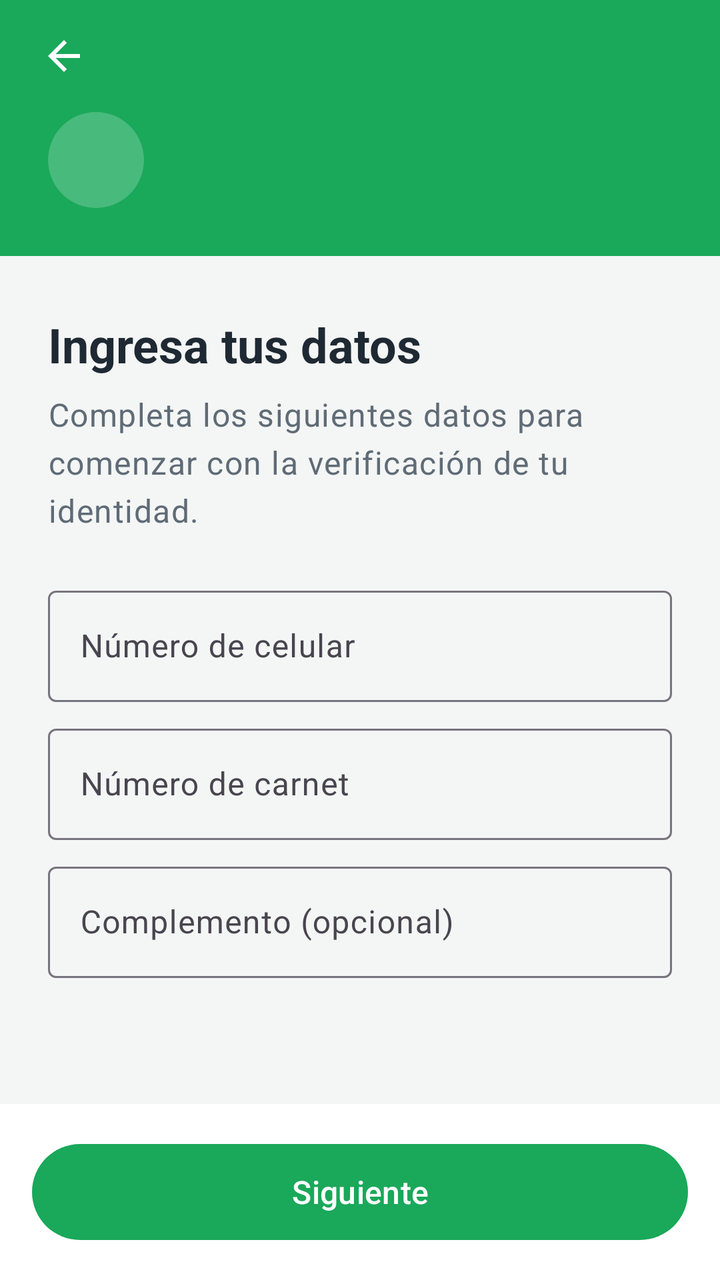
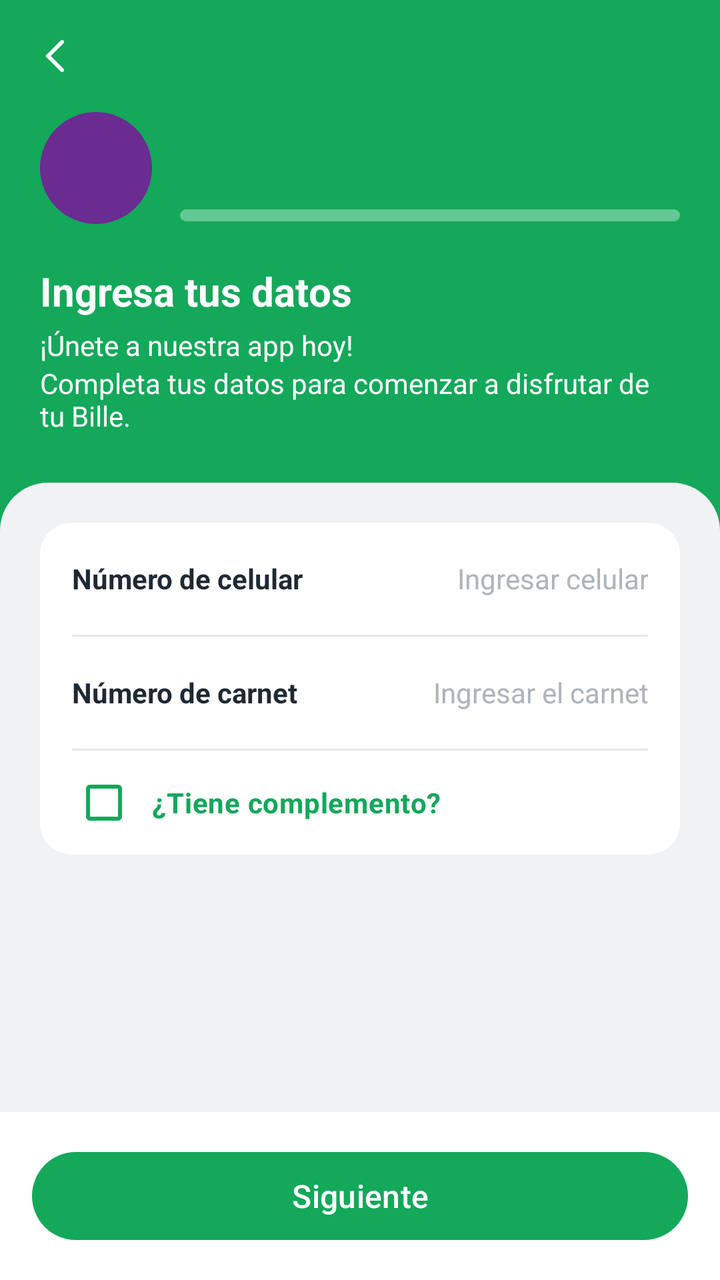

Before-and-after screenshots of an Android layout around one commit, followed by the original layout XML and the change that was made.
<!-- AndroidManifest.xml: application theme Theme.AppBNB -->
<!-- res/layout/fragment_information.xml -->
<?xml version="1.0" encoding="utf-8"?>
<LinearLayout xmlns:android="http://schemas.android.com/apk/res/android"
    xmlns:app="http://schemas.android.com/apk/res-auto"
    android:layout_width="match_parent"
    android:layout_height="match_parent"
    android:background="@color/background"
    android:orientation="vertical">

    <include
        android:id="@+id/header"
        layout="@layout/view_step_header" />

    <com.google.android.material.progressindicator.LinearProgressIndicator
        android:id="@+id/progress"
        android:layout_width="match_parent"
        android:layout_height="wrap_content"
        android:indeterminate="true"
        android:visibility="invisible" />

    <ScrollView
        android:layout_width="match_parent"
        android:layout_height="0dp"
        android:layout_weight="1"
        android:fillViewport="true">

        <LinearLayout
            android:layout_width="match_parent"
            android:layout_height="wrap_content"
            android:orientation="vertical"
            android:padding="24dp">

            <TextView
                android:layout_width="match_parent"
                android:layout_height="wrap_content"
                android:text="@string/information_title"
                android:textAppearance="@style/TextAppearance.AppBNB.Headline" />

            <TextView
                android:layout_width="match_parent"
                android:layout_height="wrap_content"
                android:layout_marginTop="8dp"
                android:layout_marginBottom="24dp"
                android:text="@string/information_subtitle"
                android:textAppearance="@style/TextAppearance.AppBNB.Body" />

            <com.google.android.material.textfield.TextInputLayout
                android:id="@+id/phoneLayout"
                style="@style/Widget.Material3.TextInputLayout.OutlinedBox"
                android:layout_width="match_parent"
                android:layout_height="wrap_content"
                android:hint="@string/hint_phone">

                <com.google.android.material.textfield.TextInputEditText
                    android:id="@+id/phoneInput"
                    android:layout_width="match_parent"
                    android:layout_height="wrap_content"
                    android:imeOptions="actionNext"
                    android:inputType="number" />
            </com.google.android.material.textfield.TextInputLayout>

            <com.google.android.material.textfield.TextInputLayout
                android:id="@+id/identityCardLayout"
                style="@style/Widget.Material3.TextInputLayout.OutlinedBox"
                android:layout_width="match_parent"
                android:layout_height="wrap_content"
                android:layout_marginTop="8dp"
                android:hint="@string/hint_identity_card">

                <com.google.android.material.textfield.TextInputEditText
                    android:id="@+id/identityCardInput"
                    android:layout_width="match_parent"
                    android:layout_height="wrap_content"
                    android:imeOptions="actionNext"
                    android:inputType="number" />
            </com.google.android.material.textfield.TextInputLayout>

            <com.google.android.material.textfield.TextInputLayout
                android:id="@+id/complementLayout"
                style="@style/Widget.Material3.TextInputLayout.OutlinedBox"
                android:layout_width="match_parent"
                android:layout_height="wrap_content"
                android:layout_marginTop="8dp"
                android:hint="@string/hint_complement">

                <com.google.android.material.textfield.TextInputEditText
                    android:id="@+id/complementInput"
                    android:layout_width="match_parent"
                    android:layout_height="wrap_content"
                    android:imeOptions="actionDone"
                    android:inputType="textCapCharacters|textNoSuggestions" />
            </com.google.android.material.textfield.TextInputLayout>
        </LinearLayout>
    </ScrollView>

    <FrameLayout
        android:id="@+id/bottomBar"
        android:layout_width="match_parent"
        android:layout_height="wrap_content"
        android:background="@color/surface"
        android:padding="16dp">

        <Button
            android:id="@+id/nextButton"
            style="@style/Widget.AppBNB.PrimaryButton"
            android:text="@string/action_next" />
    </FrameLayout>
</LinearLayout>
<!-- res/layout/view_step_header.xml (included above) -->
<?xml version="1.0" encoding="utf-8"?>
<LinearLayout xmlns:android="http://schemas.android.com/apk/res/android"
    xmlns:app="http://schemas.android.com/apk/res-auto"
    android:layout_width="match_parent"
    android:layout_height="wrap_content"
    android:background="@color/brand_green"
    android:orientation="vertical"
    android:paddingHorizontal="8dp"
    android:paddingTop="4dp"
    android:paddingBottom="24dp">

    <ImageButton
        android:id="@+id/backButton"
        android:layout_width="48dp"
        android:layout_height="48dp"
        android:background="?attr/selectableItemBackgroundBorderless"
        android:contentDescription="@string/action_back"
        android:src="@drawable/ic_arrow_back"
        app:tint="@color/on_brand" />

    <LinearLayout
        android:layout_width="match_parent"
        android:layout_height="wrap_content"
        android:gravity="center_vertical"
        android:orientation="horizontal"
        android:paddingHorizontal="16dp"
        android:paddingTop="4dp">

        <ImageView
            android:id="@+id/stepIcon"
            android:layout_width="48dp"
            android:layout_height="48dp"
            android:background="@drawable/bg_circle_translucent"
            android:importantForAccessibility="no"
            android:padding="12dp"
            app:tint="@color/on_brand" />

        <LinearLayout
            android:layout_width="0dp"
            android:layout_height="wrap_content"
            android:layout_marginStart="16dp"
            android:layout_weight="1"
            android:orientation="vertical">

            <TextView
                android:id="@+id/stepLabel"
                android:layout_width="wrap_content"
                android:layout_height="wrap_content"
                android:alpha="0.85"
                android:letterSpacing="0.08"
                android:textColor="@color/on_brand"
                android:textSize="12sp"
                android:textStyle="bold" />

            <TextView
                android:id="@+id/stepTitle"
                android:layout_width="wrap_content"
                android:layout_height="wrap_content"
                android:textColor="@color/on_brand"
                android:textSize="22sp"
                android:textStyle="bold" />
        </LinearLayout>
    </LinearLayout>
</LinearLayout>
<!-- resources referenced by this layout -->
<resources>
  <color name="background">#F4F6F5</color>
  <color name="brand_green">#1AA85A</color>
  <!-- drawable bg_circle_translucent (drawable) -->
  <?xml version="1.0" encoding="utf-8"?>
  <shape xmlns:android="http://schemas.android.com/apk/res/android"
      android:shape="oval">
      <solid android:color="#33FFFFFF" />
  </shape>
  <!-- drawable ic_arrow_back (drawable) -->
  <?xml version="1.0" encoding="utf-8"?>
  <vector xmlns:android="http://schemas.android.com/apk/res/android"
      android:width="24dp"
      android:height="24dp"
      android:autoMirrored="true"
      android:viewportWidth="24"
      android:viewportHeight="24">
      <path
          android:fillColor="#FFFFFFFF"
          android:pathData="M20,11H7.83l5.59,-5.59L12,4l-8,8 8,8 1.41,-1.41L7.83,13H20v-2z" />
  </vector>
  <string name="hint_complement">Complemento (opcional)</string>
  <string name="hint_identity_card">Número de carnet</string>
  <string name="hint_phone">Número de celular</string>
  <string name="information_subtitle">Completa los siguientes datos para comenzar con la verificación de tu identidad.</string>
  <style name="TextAppearance.AppBNB.Body" parent="TextAppearance.Material3.BodyLarge">
          <item name="android:textColor">@color/text_secondary</item>
      </style>
  <style name="TextAppearance.AppBNB.Headline" parent="TextAppearance.Material3.HeadlineSmall">
          <item name="android:textColor">@color/text_primary</item>
          <item name="android:textStyle">bold</item>
      </style>
  <style name="Widget.AppBNB.PrimaryButton" parent="Widget.Material3.Button">
          <item name="android:layout_width">match_parent</item>
          <item name="android:layout_height">56dp</item>
          <item name="android:textSize">16sp</item>
          <item name="android:textAllCaps">false</item>
      </style>
  <style name="Theme.AppBNB" parent="Theme.Material3.Light.NoActionBar">
          <item name="colorPrimary">@color/brand_green</item>
          <item name="colorOnPrimary">@color/on_brand</item>
          <item name="colorPrimaryContainer">@color/brand_green_light</item>
          <item name="colorOnPrimaryContainer">@color/brand_green_dark</item>
          <item name="android:colorBackground">@color/background</item>
          <item name="colorSurface">@color/surface</item>
          <item name="android:windowBackground">@color/background</item>
          <item name="android:statusBarColor">@android:color/transparent</item>
          <item name="android:navigationBarColor">@android:color/transparent</item>
          <item name="bottomSheetDialogTheme">@style/ThemeOverlay.AppBNB.BottomSheet</item>
      </style>
  <color name="brand_green_dark">#0F7A41</color>
  <!-- unchanged entries left out for length: 9 -->
</resources>

<!-- the commit's change to res/layout/fragment_information.xml (unified diff, before → after) -->
@@ -3,94 +3,184 @@
     xmlns:app="http://schemas.android.com/apk/res-auto"
     android:layout_width="match_parent"
     android:layout_height="match_parent"
-    android:background="@color/background"
+    android:background="@color/brand_green"
     android:orientation="vertical">
 
     <include
         android:id="@+id/header"
         layout="@layout/view_step_header" />
 
-    <com.google.android.material.progressindicator.LinearProgressIndicator
-        android:id="@+id/progress"
+    
+    <LinearLayout
         android:layout_width="match_parent"
         android:layout_height="wrap_content"
-        android:indeterminate="true"
-        android:visibility="invisible" />
-
-    <ScrollView
+        android:orientation="vertical"
+        android:paddingHorizontal="20dp"
+        android:paddingBottom="24dp">
+
+        <TextView
+            android:layout_width="match_parent"
+            android:layout_height="wrap_content"
+            android:text="@string/information_title"
+            android:textColor="@color/on_brand"
+            android:textSize="20sp"
+            android:textStyle="bold" />
+
+        <TextView
+            android:layout_width="match_parent"
+            android:layout_height="wrap_content"
+            android:layout_marginTop="4dp"
+            android:text="@string/information_subtitle_1"
+            android:textColor="@color/on_brand"
+            android:textSize="14sp" />
+
+        <TextView
+            android:layout_width="match_parent"
+            android:layout_height="wrap_content"
+            android:text="@string/information_subtitle_2"
+            android:textColor="@color/on_brand"
+            android:textSize="14sp" />
+    </LinearLayout>
+
+    
+    <FrameLayout
         android:layout_width="match_parent"
         android:layout_height="0dp"
         android:layout_weight="1"
-        android:fillViewport="true">
-
-        <LinearLayout
-            android:layout_width="match_parent"
-            android:layout_height="wrap_content"
-            android:orientation="vertical"
-            android:padding="24dp">
-
-            <TextView
+        android:background="@drawable/bg_sheet_gray">
+
+        <ScrollView
+            android:layout_width="match_parent"
+            android:layout_height="match_parent"
+            android:fillViewport="true">
+
+            <LinearLayout
                 android:layout_width="match_parent"
                 android:layout_height="wrap_content"
-                android:text="@string/information_title"
-                android:textAppearance="@style/TextAppearance.AppBNB.Headline" />
-
-            <TextView
-                android:layout_width="match_parent"
-                android:layout_height="wrap_content"
-                android:layout_marginTop="8dp"
-                android:layout_marginBottom="24dp"
-                android:text="@string/information_subtitle"
-                android:textAppearance="@style/TextAppearance.AppBNB.Body" />
-
-            <com.google.android.material.textfield.TextInputLayout
-                android:id="@+id/phoneLayout"
-                style="@style/Widget.Material3.TextInputLayout.OutlinedBox"
-                android:layout_width="match_parent"
-                android:layout_height="wrap_content"
-                android:hint="@string/hint_phone">
-
-                <com.google.android.material.textfield.TextInputEditText
-                    android:id="@+id/phoneInput"
+                android:orientation="vertical"
+                android:padding="20dp">
+
+                <LinearLayout
                     android:layout_width="match_parent"
                     android:layout_height="wrap_content"
-                    android:imeOptions="actionNext"
-                    android:inputType="number" />
-            </com.google.android.material.textfield.TextInputLayout>
-
-            <com.google.android.material.textfield.TextInputLayout
-                android:id="@+id/identityCardLayout"
-                style="@style/Widget.Material3.TextInputLayout.OutlinedBox"
-                android:layout_width="match_parent"
-                android:layout_height="wrap_content"
-                android:layout_marginTop="8dp"
-                android:hint="@string/hint_identity_card">
-
-                <com.google.android.material.textfield.TextInputEditText
-                    android:id="@+id/identityCardInput"
-                    android:layout_width="match_parent"
-                    android:layout_height="wrap_content"
-                    android:imeOptions="actionNext"
-                    android:inputType="number" />
-            </com.google.android.material.textfield.TextInputLayout>
-
-            <com.google.android.material.textfield.TextInputLayout
-                android:id="@+id/complementLayout"
-                style="@style/Widget.Material3.TextInputLayout.OutlinedBox"
-                android:layout_width="match_parent"
-                android:layout_height="wrap_content"
-                android:layout_marginTop="8dp"
-                android:hint="@string/hint_complement">
-
-                <com.google.android.material.textfield.TextInputEditText
-                    android:id="@+id/complementInput"
-                    android:layout_width="match_parent"
-                    android:layout_height="wrap_content"
-                    android:imeOptions="actionDone"
-                    android:inputType="textCapCharacters|textNoSuggestions" />
-            </com.google.android.material.textfield.TextInputLayout>
-        </LinearLayout>
-    </ScrollView>
+                    android:background="@drawable/bg_card_white"
+                    android:orientation="vertical"
+                    android:paddingHorizontal="16dp">
+
+                    
+                    <LinearLayout
+                        android:layout_width="match_parent"
+                        android:layout_height="wrap_content"
+                        android:gravity="center_vertical"
+                        android:orientation="horizontal">
+
+                        <TextView
+                            style="@style/Widget.AppBNB.FormLabel"
+                            android:labelFor="@+id/phoneInput"
+                            android:text="@string/label_phone" />
+
+                        <EditText
+                            android:id="@+id/phoneInput"
+                            style="@style/Widget.AppBNB.FormInput"
+                            android:autofillHints="phoneNational"
+                            android:hint="@string/hint_phone"
+                            android:imeOptions="actionNext"
+                            android:importantForAutofill="no"
+                            android:inputType="number" />
+                    </LinearLayout>
+
+                    <TextView
+                        android:id="@+id/phoneError"
+                        style="@style/Widget.AppBNB.FormError" />
+
+                    <View style="@style/Widget.AppBNB.Divider" />
+
+                    
+                    <LinearLayout
+                        android:layout_width="match_parent"
+                        android:layout_height="wrap_content"
+                        android:gravity="center_vertical"
+                        android:orientation="horizontal">
+
+                        <TextView
+                            style="@style/Widget.AppBNB.FormLabel"
+                            android:labelFor="@+id/identityCardInput"
+                            android:text="@string/label_identity_card" />
+
+                        <EditText
+                            android:id="@+id/identityCardInput"
+                            style="@style/Widget.AppBNB.FormInput"
+                            android:hint="@string/hint_identity_card"
+                            android:imeOptions="actionDone"
+                            android:importantForAutofill="no"
+                            android:inputType="number" />
+                    </LinearLayout>
+
+                    <TextView
+                        android:id="@+id/identityCardError"
+                        style="@style/Widget.AppBNB.FormError" />
+
+                    <View style="@style/Widget.AppBNB.Divider" />
+
+                    
+                    <CheckBox
+                        android:id="@+id/hasComplementCheck"
+                        android:layout_width="match_parent"
+                        android:layout_height="wrap_content"
+                        android:minHeight="52dp"
+                        android:paddingStart="8dp"
+                        android:text="@string/label_has_complement"
+                        android:textColor="@color/brand_green"
+                        android:textSize="14sp"
+                        android:textStyle="bold"
+                        app:buttonTint="@color/brand_green" />
+
+                    
+                    <LinearLayout
+                        android:id="@+id/complementGroup"
+                        android:layout_width="match_parent"
+                        android:layout_height="wrap_content"
+                        android:orientation="vertical"
+                        android:visibility="gone">
+
+                        <View style="@style/Widget.AppBNB.Divider" />
+
+                        <LinearLayout
+                            android:layout_width="match_parent"
+                            android:layout_height="wrap_content"
+                            android:gravity="center_vertical"
+                            android:orientation="horizontal">
+
+                            <TextView
+                                style="@style/Widget.AppBNB.FormLabel"
+                                android:labelFor="@+id/complementInput"
+                                android:text="@string/label_complement" />
+
+                            <EditText
+                                android:id="@+id/complementInput"
+                                style="@style/Widget.AppBNB.FormInput"
+                                android:hint="@string/hint_complement"
+                                android:imeOptions="actionDone"
+                                android:importantForAutofill="no"
+                                android:inputType="textCapCharacters|textNoSuggestions" />
+                        </LinearLayout>
+
+                        <TextView
+                            android:id="@+id/complementError"
+                            style="@style/Widget.AppBNB.FormError" />
+                    </LinearLayout>
+                </LinearLayout>
+            </LinearLayout>
+        </ScrollView>
+
+        <com.google.android.material.progressindicator.LinearProgressIndicator
+            android:id="@+id/progress"
+            android:layout_width="match_parent"
+            android:layout_height="wrap_content"
+            android:layout_gravity="top"
+            android:indeterminate="true"
+            android:visibility="invisible" />
+    </FrameLayout>
 
     <FrameLayout
         android:id="@+id/bottomBar"
@@ -112,41 +202,54 @@
     android:layout_width="match_parent"
     android:layout_height="wrap_content"
     android:background="@color/brand_green"
-    android:orientation="vertical"
-    android:paddingHorizontal="8dp"
-    android:paddingTop="4dp"
-    android:paddingBottom="24dp">
-
-    <ImageButton
-        android:id="@+id/backButton"
-        android:layout_width="48dp"
-        android:layout_height="48dp"
-        android:background="?attr/selectableItemBackgroundBorderless"
-        android:contentDescription="@string/action_back"
-        android:src="@drawable/ic_arrow_back"
-        app:tint="@color/on_brand" />
-
+    android:orientation="vertical">
+
+    
+    <FrameLayout
+        android:layout_width="match_parent"
+        android:layout_height="56dp">
+
+        <ImageButton
+            android:id="@+id/backButton"
+            android:layout_width="48dp"
+            android:layout_height="48dp"
+            android:layout_gravity="center_vertical|start"
+            android:layout_marginStart="4dp"
+            android:background="?attr/selectableItemBackgroundBorderless"
+            android:contentDescription="@string/action_back"
+            android:src="@drawable/ic_chevron_back" />
+
+        <TextView
+            android:id="@+id/toolbarTitle"
+            android:layout_width="wrap_content"
+            android:layout_height="wrap_content"
+            android:layout_gravity="center"
+            android:textColor="@color/on_brand"
+            android:textSize="16sp"
+            android:textStyle="bold" />
+    </FrameLayout>
+
+    
     <LinearLayout
         android:layout_width="match_parent"
         android:layout_height="wrap_content"
         android:gravity="center_vertical"
         android:orientation="horizontal"
-        android:paddingHorizontal="16dp"
-        android:paddingTop="4dp">
+        android:paddingHorizontal="20dp"
+        android:paddingBottom="20dp">
 
         <ImageView
             android:id="@+id/stepIcon"
-            android:layout_width="48dp"
-            android:layout_height="48dp"
-            android:background="@drawable/bg_circle_translucent"
+            android:layout_width="56dp"
+            android:layout_height="56dp"
+            android:background="@drawable/bg_circle_purple"
             android:importantForAccessibility="no"
-            android:padding="12dp"
-            app:tint="@color/on_brand" />
+            android:padding="15dp" />
 
         <LinearLayout
             android:layout_width="0dp"
             android:layout_height="wrap_content"
-            android:layout_marginStart="16dp"
+            android:layout_marginStart="14dp"
             android:layout_weight="1"
             android:orientation="vertical">
 
@@ -154,10 +257,8 @@
                 android:id="@+id/stepLabel"
                 android:layout_width="wrap_content"
                 android:layout_height="wrap_content"
-                android:alpha="0.85"
-                android:letterSpacing="0.08"
                 android:textColor="@color/on_brand"
-                android:textSize="12sp"
+                android:textSize="11sp"
                 android:textStyle="bold" />
 
             <TextView
@@ -165,8 +266,19 @@
                 android:layout_width="wrap_content"
                 android:layout_height="wrap_content"
                 android:textColor="@color/on_brand"
-                android:textSize="22sp"
+                android:textSize="20sp"
                 android:textStyle="bold" />
+
+            <com.google.android.material.progressindicator.LinearProgressIndicator
+                android:id="@+id/stepProgress"
+                android:layout_width="match_parent"
+                android:layout_height="wrap_content"
+                android:layout_marginTop="6dp"
+                app:indicatorColor="@color/brand_purple"
+                app:trackColor="#59FFFFFF"
+                app:trackCornerRadius="3dp"
+                app:trackStopIndicatorSize="0dp"
+                app:trackThickness="6dp" />
         </LinearLayout>
     </LinearLayout>
 </LinearLayout>
<!-- resource entries referenced after the edit -->
@@ -1,14 +1,34 @@
 <!-- resources referenced by this layout -->
 <resources>
-  <color name="background">#F4F6F5</color>
-  <color name="brand_green">#1AA85A</color>
-  <!-- drawable bg_circle_translucent (drawable) -->
+  <color name="background">#F1F2F3</color>
+  <color name="divider">#E6E8EA</color>
+  <color name="error">#D93025</color>
+  <color name="text_hint">#AEB4BA</color>
+  <color name="brand_green">#13A85A</color>
+  <color name="brand_purple">#6B2C91</color>
+  <!-- drawable bg_card_white (drawable) -->
+  <?xml version="1.0" encoding="utf-8"?>
+  <shape xmlns:android="http://schemas.android.com/apk/res/android"
+      android:shape="rectangle">
+      <solid android:color="@color/surface" />
+      <corners android:radius="16dp" />
+  </shape>
+  <!-- drawable bg_circle_purple (drawable) -->
   <?xml version="1.0" encoding="utf-8"?>
   <shape xmlns:android="http://schemas.android.com/apk/res/android"
       android:shape="oval">
-      <solid android:color="#33FFFFFF" />
+      <solid android:color="@color/brand_purple" />
   </shape>
-  <!-- drawable ic_arrow_back (drawable) -->
+  <!-- drawable bg_sheet_gray (drawable) -->
+  <?xml version="1.0" encoding="utf-8"?>
+  <shape xmlns:android="http://schemas.android.com/apk/res/android"
+      android:shape="rectangle">
+      <solid android:color="@color/background" />
+      <corners
+          android:topLeftRadius="24dp"
+          android:topRightRadius="24dp" />
+  </shape>
+  <!-- drawable ic_chevron_back (drawable) -->
   <?xml version="1.0" encoding="utf-8"?>
   <vector xmlns:android="http://schemas.android.com/apk/res/android"
       android:width="24dp"
@@ -17,23 +37,59 @@
       android:viewportWidth="24"
       android:viewportHeight="24">
       <path
-          android:fillColor="#FFFFFFFF"
-          android:pathData="M20,11H7.83l5.59,-5.59L12,4l-8,8 8,8 1.41,-1.41L7.83,13H20v-2z" />
+          android:fillColor="#00000000"
+          android:pathData="M15,5L8,12L15,19"
+          android:strokeColor="#FFFFFF"
+          android:strokeLineCap="round"
+          android:strokeLineJoin="round"
+          android:strokeWidth="2" />
   </vector>
-  <string name="hint_complement">Complemento (opcional)</string>
-  <string name="hint_identity_card">Número de carnet</string>
-  <string name="hint_phone">Número de celular</string>
-  <string name="information_subtitle">Completa los siguientes datos para comenzar con la verificación de tu identidad.</string>
-  <style name="TextAppearance.AppBNB.Body" parent="TextAppearance.Material3.BodyLarge">
+  <string name="hint_complement">Ingresar complemento</string>
+  <string name="hint_identity_card">Ingresar el carnet</string>
+  <string name="hint_phone">Ingresar celular</string>
+  <string name="information_subtitle_1">¡Únete a nuestra app hoy!</string>
+  <string name="information_subtitle_2">Completa tus datos para comenzar a disfrutar de tu Bille.</string>
+  <string name="label_complement">Complemento (opcional)</string>
+  <string name="label_has_complement">¿Tiene complemento?</string>
+  <string name="label_identity_card">Número de carnet</string>
+  <string name="label_phone">Número de celular</string>
+  <style name="Widget.AppBNB.Divider" parent="">
+          <item name="android:layout_width">match_parent</item>
+          <item name="android:layout_height">1dp</item>
+          <item name="android:background">@color/divider</item>
+      </style>
+  <style name="Widget.AppBNB.FormError" parent="">
+          <item name="android:layout_width">match_parent</item>
+          <item name="android:layout_height">wrap_content</item>
+          <item name="android:layout_marginBottom">8dp</item>
+          <item name="android:gravity">end</item>
+          <item name="android:textColor">@color/error</item>
+          <item name="android:textSize">12sp</item>
+          <item name="android:visibility">gone</item>
+      </style>
+  <style name="Widget.AppBNB.FormInput" parent="">
+          <item name="android:layout_width">0dp</item>
+          <item name="android:layout_height">wrap_content</item>
+          <item name="android:layout_weight">1</item>
+          <item name="android:layout_marginStart">12dp</item>
+          <item name="android:background">@null</item>
+          <item name="android:gravity">end|center_vertical</item>
+          <item name="android:minHeight">56dp</item>
+          <item name="android:singleLine">true</item>
           <item name="android:textColor">@color/text_secondary</item>
+          <item name="android:textColorHint">@color/text_hint</item>
+          <item name="android:textSize">14sp</item>
       </style>
-  <style name="TextAppearance.AppBNB.Headline" parent="TextAppearance.Material3.HeadlineSmall">
+  <style name="Widget.AppBNB.FormLabel" parent="">
+          <item name="android:layout_width">wrap_content</item>
+          <item name="android:layout_height">wrap_content</item>
           <item name="android:textColor">@color/text_primary</item>
+          <item name="android:textSize">14sp</item>
           <item name="android:textStyle">bold</item>
       </style>
   <style name="Widget.AppBNB.PrimaryButton" parent="Widget.Material3.Button">
           <item name="android:layout_width">match_parent</item>
-          <item name="android:layout_height">56dp</item>
+          <item name="android:layout_height">52dp</item>
           <item name="android:textSize">16sp</item>
           <item name="android:textAllCaps">false</item>
       </style>
@@ -44,12 +100,12 @@
           <item name="colorOnPrimaryContainer">@color/brand_green_dark</item>
           <item name="android:colorBackground">@color/background</item>
           <item name="colorSurface">@color/surface</item>
-          <item name="android:windowBackground">@color/background</item>
+          <item name="android:windowBackground">@color/brand_green</item>
           <item name="android:statusBarColor">@android:color/transparent</item>
           <item name="android:navigationBarColor">@android:color/transparent</item>
           <item name="bottomSheetDialogTheme">@style/ThemeOverlay.AppBNB.BottomSheet</item>
       </style>
-  <color name="brand_green_dark">#0F7A41</color>
+  <color name="brand_green_dark">#0E7F43</color>
   <!-- unchanged entries left out for length: 9 -->
 </resources>
 
